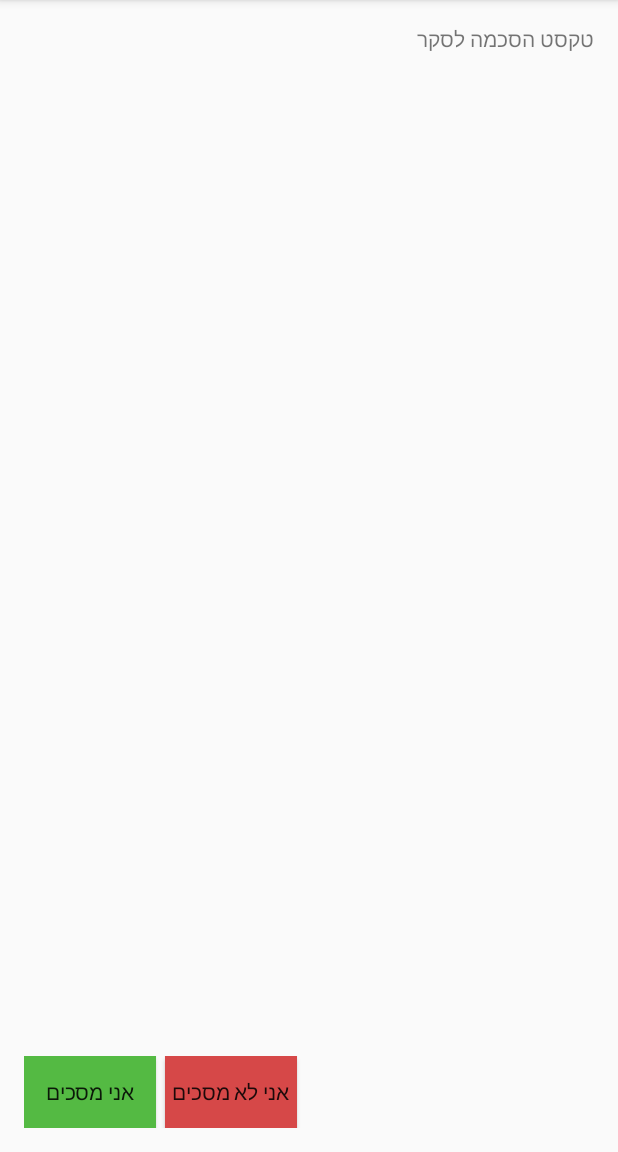
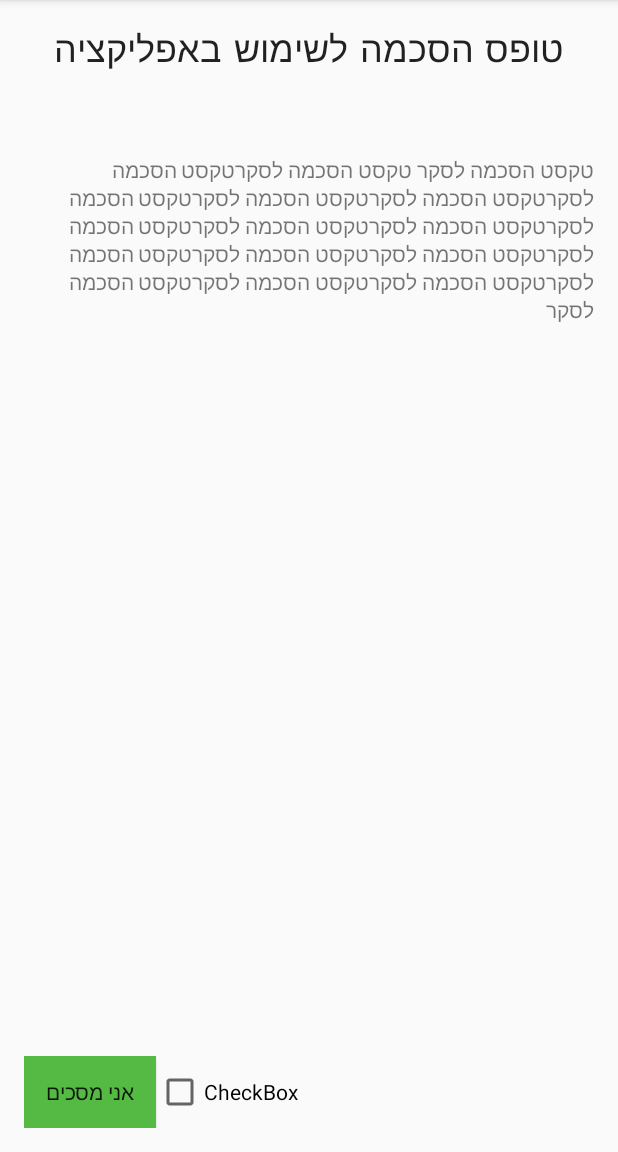
Before and after one commit to tjg0010/survey_app, an Android app: the screen it shows after launch (IAgreeActivity), on a phone screen of 412 x 824 dp, the part 84-1236 px from its top. Run offline under Robolectric (Android 15) with nearby library versions, the phone set to English and light mode, and no system bars.

Commit message:
Changed I agree activity a little bit

```diff
--- a/TAUSurveryApp/app/src/main/res/layout/activity_iagree.xml
+++ b/TAUSurveryApp/app/src/main/res/layout/activity_iagree.xml
@@ -15,7 +15,22 @@
         android:id="@+id/textView"
         android:layout_width="match_parent"
         android:layout_height="wrap_content"
-        android:text="טקסט הסכמה לסקר" />
+        android:text="טקסט הסכמה לסקר טקסט הסכמה לסקרטקסט הסכמה לסקרטקסט הסכמה לסקרטקסט הסכמה לסקרטקסט הסכמה לסקרטקסט הסכמה לסקרטקסט הסכמה לסקרטקסט הסכמה לסקרטקסט הסכמה לסקרטקסט הסכמה לסקרטקסט הסכמה לסקרטקסט הסכמה לסקרטקסט הסכמה לסקרטקסט הסכמה לסקר"
+        android:layout_alignParentTop="true"
+        android:layout_alignParentLeft="true"
+        android:layout_alignParentStart="true"
+        android:layout_marginTop="87dp" />
+
+    <TextView
+        android:text="טופס הסכמה לשימוש באפליקציה"
+        android:layout_width="wrap_content"
+        android:layout_height="wrap_content"
+        android:id="@+id/textView2"
+        android:textAppearance="@style/TextAppearance.AppCompat.Headline"
+        android:fontFamily="casual"
+        android:layout_alignParentTop="true"
+        android:layout_centerHorizontal="true" />
+
 
     <LinearLayout
         android:layout_width="match_parent"
@@ -30,15 +45,13 @@
             android:background="@color/colorAgree"
             android:onClick="agree"/>
 
-        <Button
-            android:id="@+id/button2"
+        <CheckBox
+            android:text="CheckBox"
             android:layout_width="wrap_content"
             android:layout_height="wrap_content"
-            android:layout_marginLeft="6dp"
-            android:layout_marginStart="6dp"
-            android:text="אני לא מסכים"
-            android:background="@color/colorNotAgree"
-            android:onClick="notAgree"/>
+            android:id="@+id/checkBox3" />
+
     </LinearLayout>
 
+
 </RelativeLayout>
```
